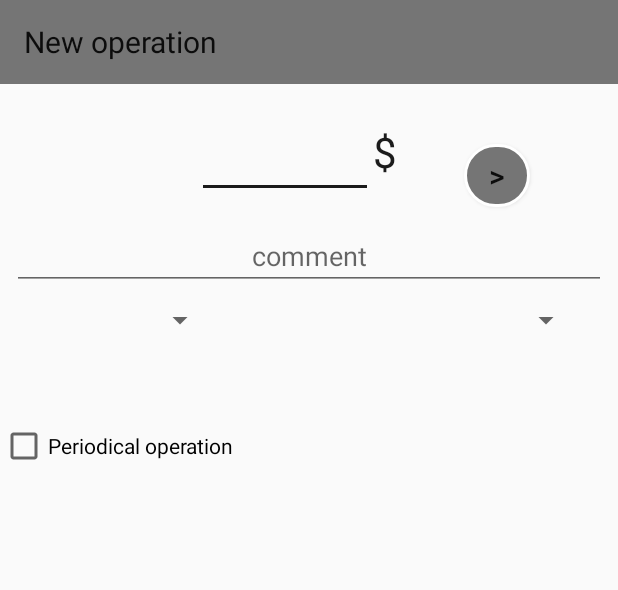
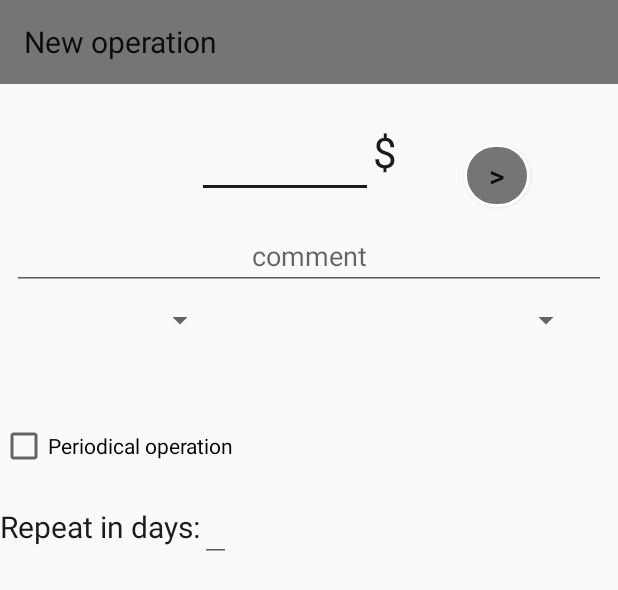
Before and after one commit to Gammanik/FinanceTracker, an Android app: the layout fragment_add_operation.xml on its own in the app's theme, with its tools: preview values and no code run, on a phone screen of 412 x 824 dp. Shown: the top 590 px of the screen. Run offline under Robolectric (Android 15) with nearby library versions, the light colour scheme and no system bars; plain views replace MaterialEditText.

```diff
--- a/app/src/main/java/io/github/meliphant/financetracker/data/AppDb.kt
+++ b/app/src/main/java/io/github/meliphant/financetracker/data/AppDb.kt
@@ -43,12 +43,12 @@ abstract class AppDb: RoomDatabase() {
 
                         launch {
 
-                            val wall1 = Wallet(1, "tstWall1-USD", Money(0.0, MyCurrency.USD), "wallet_wlcard")
-                            val wall2 = Wallet(2, "wl2-RUB", Money(0.0, MyCurrency.RUB), "wallet_wlcash")
+                            val wall1 = Wallet(1, "Tinkoff-USD", Money(0.0, MyCurrency.USD), "wallet_wlcard")
+                            val wall2 = Wallet(2, "Tinkoff-RUB", Money(0.0, MyCurrency.RUB), "wallet_wlcash")
                             val walletsList = mutableListOf<Wallet>(wall1, wall2)
 
                             for (i in 3..10) {
-                                walletsList.add(Wallet(i, "wl$i", Money(0.0, MyCurrency.RUB), "wallet_wlcard"))
+                                walletsList.add(Wallet(i, "wallet$i", Money(0.0, MyCurrency.RUB), "wallet_wlcard"))
                             }
                             //todo: fix problem with first launch no wallets are shown
                             getInstance(context).walletDao().saveWalletList(walletsList)
--- a/app/src/main/java/io/github/meliphant/financetracker/data/repository/OperationRepository.kt
+++ b/app/src/main/java/io/github/meliphant/financetracker/data/repository/OperationRepository.kt
@@ -52,7 +52,10 @@ class OperationRepository @Inject constructor(private val operationDao: Operatio
             if (periodicOperation.datetime <= now) {
 
                 //todo: fix periodic op datetime
-                val count = (now.time - periodicOperation.datetime.time) / (periodicOperation.periodSeconds * SECONDS_IN_DAY)
+                var count = 0L
+                if (periodicOperation.periodSeconds > 0)  //checking just in case
+                    count = (now.time - periodicOperation.datetime.time) / (periodicOperation.periodSeconds * SECONDS_IN_DAY)
+
                 for (i in 0 until count) {
 
                     val normOp = fromPeriodicToNormalOperation(periodicOperation)
--- a/app/src/main/java/io/github/meliphant/financetracker/ui/addoperation/AddOperationView.kt
+++ b/app/src/main/java/io/github/meliphant/financetracker/ui/addoperation/AddOperationView.kt
@@ -9,7 +9,7 @@ interface AddOperationView: MvpView {
     fun onOperationSaved()
     fun onWalletLoaded(wallet: Wallet)
     fun onWalletLoadedError()
-    fun onWalletListLoaded(list: List<Wallet>)
+    fun onWalletListLoaded(list: List<String>)
 
     fun onCategoriesLoaded(categoriesList: List<MyCategory>)
 }
--- a/app/src/main/res/layout/fragment_add_operation.xml
+++ b/app/src/main/res/layout/fragment_add_operation.xml
@@ -132,9 +132,35 @@
         android:layout_width="wrap_content"
         android:layout_height="wrap_content"
         android:layout_marginTop="56dp"
-        android:text="Periodical operation"
+        android:text="@string/is_periodical"
         app:layout_constraintTop_toBottomOf="@+id/rl_buttons"
         tools:layout_editor_absoluteX="16dp" />
 
+    <LinearLayout
+        android:id="@+id/periodical_repeat_view"
+        android:layout_width="wrap_content"
+        android:layout_height="wrap_content"
+        android:layout_marginTop="16dp"
+        app:layout_constraintTop_toBottomOf="@+id/cb_periodical_operation"
+        tools:layout_editor_absoluteX="16dp">
+
+        <TextView
+            android:id="@+id/textView2"
+            android:layout_width="wrap_content"
+            android:layout_height="wrap_content"
+            android:text="@string/repeat_text"
+            android:textColor="@color/colorAccent"
+            android:textSize="20dp" />
+
+        <EditText
+            android:id="@+id/number_of_days_to_repeat"
+            android:layout_width="wrap_content"
+            android:layout_height="wrap_content"
+            android:gravity="end"
+            android:inputType="number"
+            android:textColor="@color/colorAccent" />
+
+    </LinearLayout>
+
 
 </android.support.constraint.ConstraintLayout>
--- a/app/src/main/res/values/strings.xml
+++ b/app/src/main/res/values/strings.xml
@@ -19,14 +19,17 @@
     <string name="close">Close</string>
     <string name="save">Save</string>
 
+    <!---->
+    <string name="new_income">new income</string>
+    <string name="new_expense">new expense</string>
+    <string name="new_operation_from_template">new operation from template</string>
+
     <!--add operation screen-->
     <string name="add_operation_screen_name">New operation</string>
     <string name="hint_enter_amount">amount</string>
     <string name="choose_wallet">choose wallet</string>
-    <string name="repeat_text">Repeat every </string>
-    <string name="new_income">new income</string>
-    <string name="new_expense">new expense</string>
-    <string name="new_operation_from_template">new operation from template</string>
+    <string name="repeat_text">Repeat in days: </string>
+    <string name="is_periodical">Periodical operation</string>
 
     <!--periodical operations screen-->
     <string name="new_periodical_income">new periodical income</string>
```
Also changed, not shown: app/src/main/java/io/github/meliphant/financetracker/ui/addoperation/AddOperationFragment.kt (+90 -37 lines), app/src/main/java/io/github/meliphant/financetracker/ui/addoperation/AddOperationPresenter.kt (+25 -13 lines).
